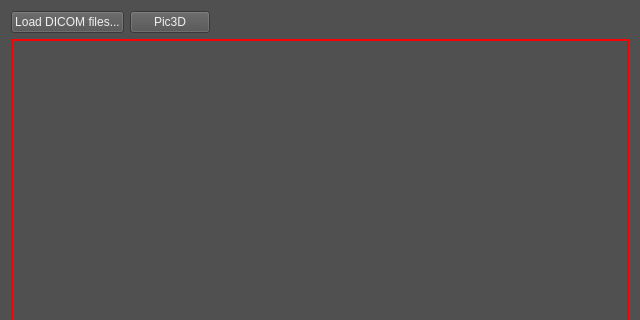
The window that Examples/LoadDICOM/QmitkDicomView.ui (975150313/MITK) describes before a commit, drawn with Qt 5; both pictures show x 0 to 640 and y 0 to 320 of the 640 by 480 pixel window.
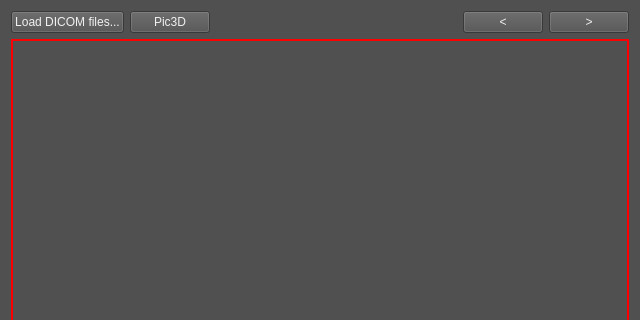
The same window after the commit.

```diff
--- a/Examples/LoadDICOM/QmitkDicomView.ui
+++ b/Examples/LoadDICOM/QmitkDicomView.ui
@@ -32,7 +32,7 @@
   </property>
   <layout class="QVBoxLayout" name="verticalLayout" stretch="0,4">
    <item>
-    <layout class="QHBoxLayout" name="horizontalLayout" stretch="0,0,1">
+    <layout class="QHBoxLayout" name="horizontalLayout" stretch="0,0,1,0,0">
      <item>
       <widget class="QPushButton" name="btnLoadDICOM">
        <property name="text">
@@ -69,6 +69,20 @@
        </property>
       </widget>
      </item>
+     <item>
+      <widget class="QPushButton" name="btnPreviousSlice">
+       <property name="text">
+        <string>&lt;</string>
+       </property>
+      </widget>
+     </item>
+     <item>
+      <widget class="QPushButton" name="btnNextSlice">
+       <property name="text">
+        <string>&gt;</string>
+       </property>
+      </widget>
+     </item>
     </layout>
    </item>
    <item>
```
